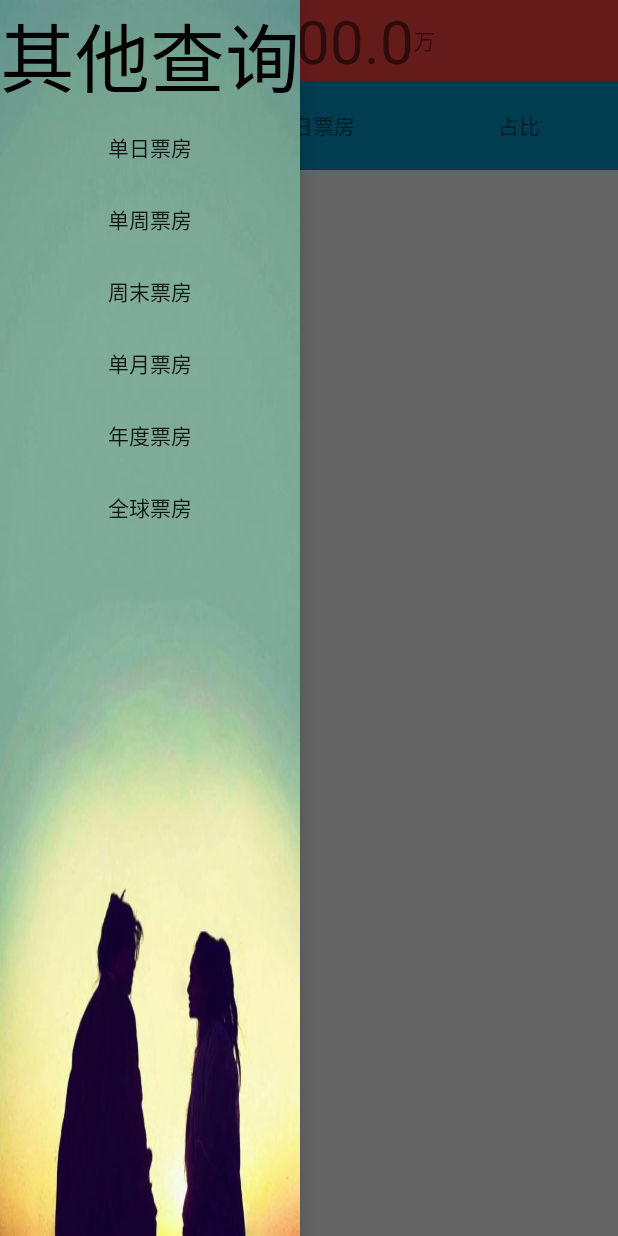
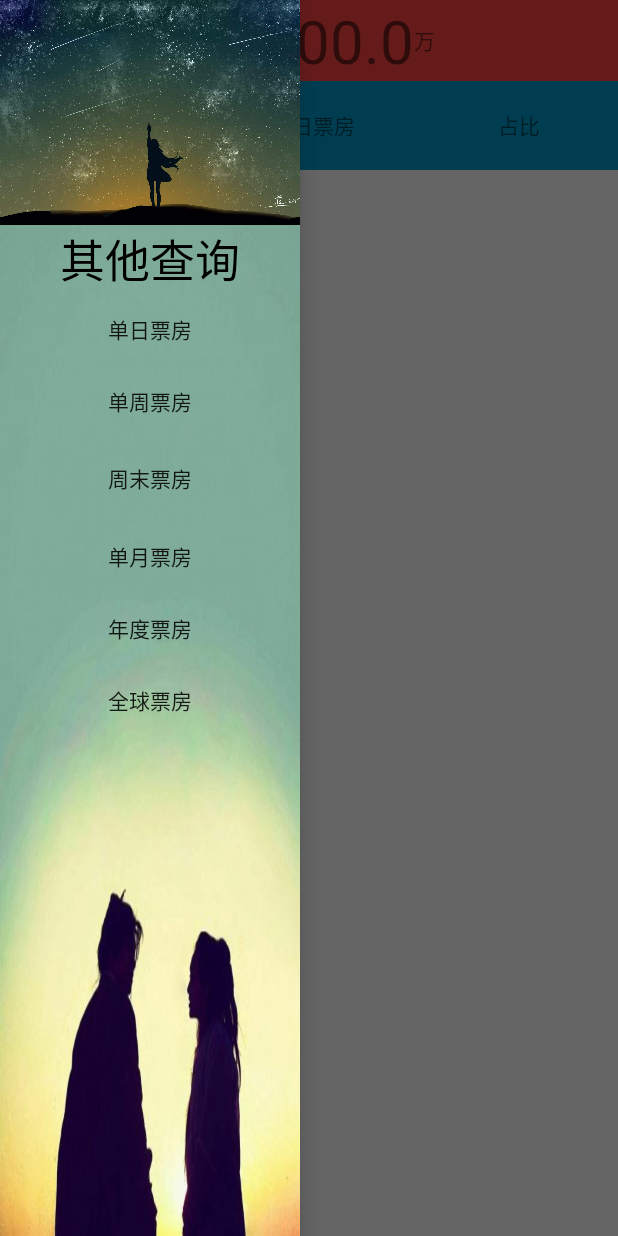
Before and after one commit to sunweihaowei/BoxOffice2, an Android app: the screen it shows after launch (MainActivity), with the side drawer open, on a phone screen of 412 x 824 dp. Run offline under Robolectric (Android 15) with nearby library versions, the phone set to English and light mode, and no system bars; 2 statements that could not run were skipped.

Commit message:
改进加了个侧滑菜单,加了按钮,加了按钮和跳转

```diff
--- a/app/src/main/java/cn/edu/gdpt/boxoffice2/MainActivity.java
+++ b/app/src/main/java/cn/edu/gdpt/boxoffice2/MainActivity.java
@@ -1,11 +1,13 @@
 package cn.edu.gdpt.boxoffice2;
 
+import android.content.Intent;
 import android.graphics.Color;
 import android.os.Bundle;
 import android.os.Handler;
 import android.os.Message;
 import android.support.design.widget.TabLayout;
 import android.support.v4.view.ViewPager;
+import android.support.v4.widget.DrawerLayout;
 import android.support.v7.app.AppCompatActivity;
 import android.util.Log;
 import android.view.View;
@@ -26,6 +28,12 @@ import java.util.Map;
 import cn.edu.gdpt.boxoffice2.Adapter.MyAdapter;
 import cn.edu.gdpt.boxoffice2.Adapter.pagerAdapter;
 import cn.edu.gdpt.boxoffice2.bean.main;
+import cn.edu.gdpt.boxoffice2.drawOther.dayActivity;
+import cn.edu.gdpt.boxoffice2.drawOther.mouthActivity;
+import cn.edu.gdpt.boxoffice2.drawOther.weekActivity;
+import cn.edu.gdpt.boxoffice2.drawOther.weekendActivity;
+import cn.edu.gdpt.boxoffice2.drawOther.worldwideActivity;
+import cn.edu.gdpt.boxoffice2.drawOther.yearActivity;
 import lecho.lib.hellocharts.listener.PieChartOnValueSelectListener;
 import lecho.lib.hellocharts.model.Axis;
 import lecho.lib.hellocharts.model.AxisValue;
@@ -111,6 +119,13 @@ public class MainActivity extends AppCompatActivity implements View.OnClickListe
     };
     List <Column> columns = new ArrayList <>();
     private Button back;
+    private Button dayBoxOffice;
+    private Button weekBoxOffice;
+    private Button weekendBoxOffice;
+    private Button monthBoxOffice;
+    private Button yearBoxOffice;
+    private Button worldwideBoxOffice;
+    private DrawerLayout dl;
 
 
     /*private PullToRefreshView pulltorefreshView;*/
@@ -360,6 +375,20 @@ public class MainActivity extends AppCompatActivity implements View.OnClickListe
         ll_main = (LinearLayout) findViewById( R.id.ll_main );
         back = (Button) findViewById( R.id.back );
         back.setOnClickListener( this );
+        dayBoxOffice = (Button) findViewById( R.id.dayBoxOffice );
+        dayBoxOffice.setOnClickListener( this );
+        weekBoxOffice = (Button) findViewById( R.id.weekBoxOffice );
+        weekBoxOffice.setOnClickListener( this );
+        weekendBoxOffice = (Button) findViewById( R.id.weekendBoxOffice );
+        weekendBoxOffice.setOnClickListener( this );
+        monthBoxOffice = (Button) findViewById( R.id.monthBoxOffice );
+        monthBoxOffice.setOnClickListener( this );
+        yearBoxOffice = (Button) findViewById( R.id.yearBoxOffice );
+        yearBoxOffice.setOnClickListener( this );
+        worldwideBoxOffice = (Button) findViewById( R.id.worldwideBoxOffice );
+        worldwideBoxOffice.setOnClickListener( this );
+        dl = (DrawerLayout) findViewById( R.id.dl );
+        dl.setOnClickListener( this );
     }
 
     private String calPercent(int i) {//有参数就要return,
@@ -379,6 +408,24 @@ public class MainActivity extends AppCompatActivity implements View.OnClickListe
                 ll_content.setVisibility( View.GONE );
                 ll_main.setVisibility( View.VISIBLE );
                 break;
+            case R.id.dayBoxOffice:
+                startActivity( new Intent( MainActivity.this, dayActivity.class ) );
+                break;
+            case R.id.weekBoxOffice:
+                startActivity( new Intent( MainActivity.this, weekActivity.class ) );
+                break;
+            case R.id.weekendBoxOffice:
+                startActivity( new Intent( MainActivity.this, weekendActivity.class ) );
+                break;
+            case R.id.monthBoxOffice:
+                startActivity( new Intent( MainActivity.this, mouthActivity.class ) );
+                break;
+            case R.id.yearBoxOffice:
+                startActivity( new Intent( MainActivity.this, yearActivity.class ) );
+                break;
+            case R.id.worldwideBoxOffice:
+                startActivity( new Intent( MainActivity.this, worldwideActivity.class ) );
+                break;
         }
     }
 }
--- a/app/src/main/res/layout/activity_main.xml
+++ b/app/src/main/res/layout/activity_main.xml
@@ -141,11 +141,17 @@
             android:layout_gravity="start"
             android:gravity="center_horizontal"
             >
+
+            <ImageView
+                android:layout_width="match_parent"
+                android:layout_height="150dp"
+                android:background="@drawable/draw_title" />
             <TextView
+                android:gravity="center"
                 android:layout_width="match_parent"
                 android:layout_height="wrap_content"
                 android:text="其他查询"
-                android:textSize="50dp"
+                android:textSize="30dp"
                 android:textColor="@android:color/black"/>
             <Button
                 android:background="@android:color/transparent"
@@ -163,22 +169,22 @@
                 android:text="单周票房"
                 android:id="@+id/weekBoxOffice"
                 />
+
             <Button
+                android:id="@+id/weekendBoxOffice"
+                android:layout_width="match_parent"
+                android:layout_height="55dp"
                 android:background="@android:color/transparent"
                 android:paddingHorizontal="10dp"
+                android:text="周末票房" />
+
+            <Button
+                android:id="@+id/monthBoxOffice"
                 android:layout_width="match_parent"
                 android:layout_height="wrap_content"
-                android:text="周末票房"
-                android:id="@+id/weekendBoxOffice"
-                />
-            <Button
                 android:background="@android:color/transparent"
                 android:paddingHorizontal="10dp"
-                android:layout_width="match_parent"
-                android:layout_height="wrap_content"
-                android:text="单月票房"
-                android:id="@+id/monthBoxOffice"
-                />
+                android:text="单月票房" />
             <Button
                 android:background="@android:color/transparent"
                 android:paddingHorizontal="10dp"
```
Also changed, not shown: app/src/main/AndroidManifest.xml (+8 -3 lines), app/src/main/java/cn/edu/gdpt/boxoffice2/drawOther/dayActivity.java (added, +15 -0 lines), app/src/main/java/cn/edu/gdpt/boxoffice2/drawOther/mouthActivity.java (added, +15 -0 lines), app/src/main/java/cn/edu/gdpt/boxoffice2/drawOther/weekActivity.java (added, +15 -0 lines), app/src/main/java/cn/edu/gdpt/boxoffice2/drawOther/weekendActivity.java (added, +15 -0 lines), app/src/main/java/cn/edu/gdpt/boxoffice2/drawOther/worldwideActivity.java (added, +15 -0 lines), app/src/main/java/cn/edu/gdpt/boxoffice2/drawOther/yearActivity.java (added, +15 -0 lines), app/src/main/res/layout/activity_day.xml (added, +13 -0 lines), app/src/main/res/layout/activity_mouth.xml (added, +13 -0 lines), app/src/main/res/layout/activity_week.xml (added, +13 -0 lines), app/src/main/res/layout/activity_weekend.xml (added, +13 -0 lines), app/src/main/res/layout/activity_worldwide.xml (added, +13 -0 lines), app/src/main/res/layout/activity_year.xml (added, +13 -0 lines), app/src/main/res/drawable-v24/draw_title.jpg (added).
